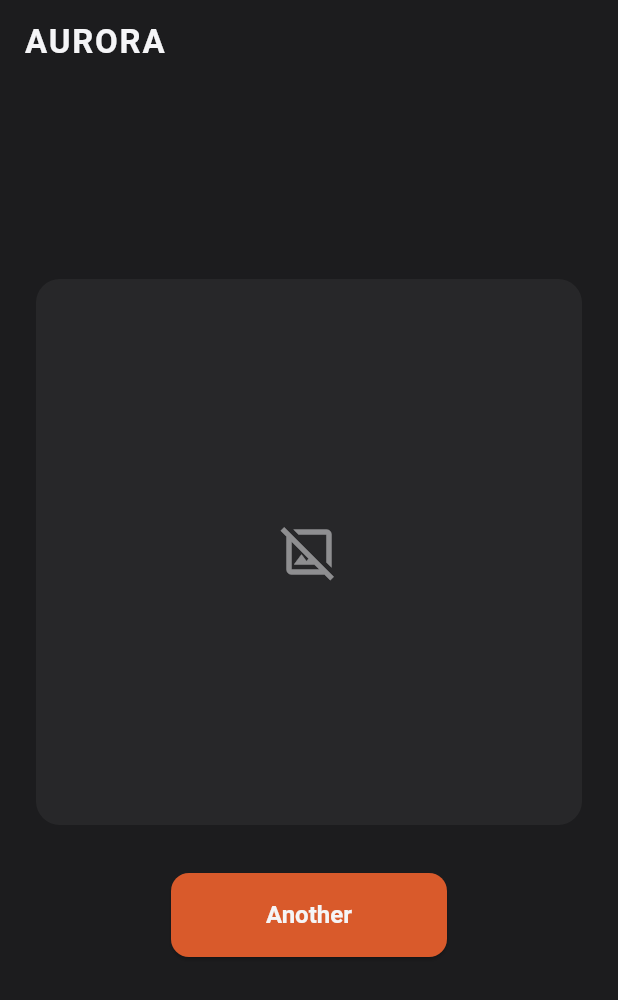
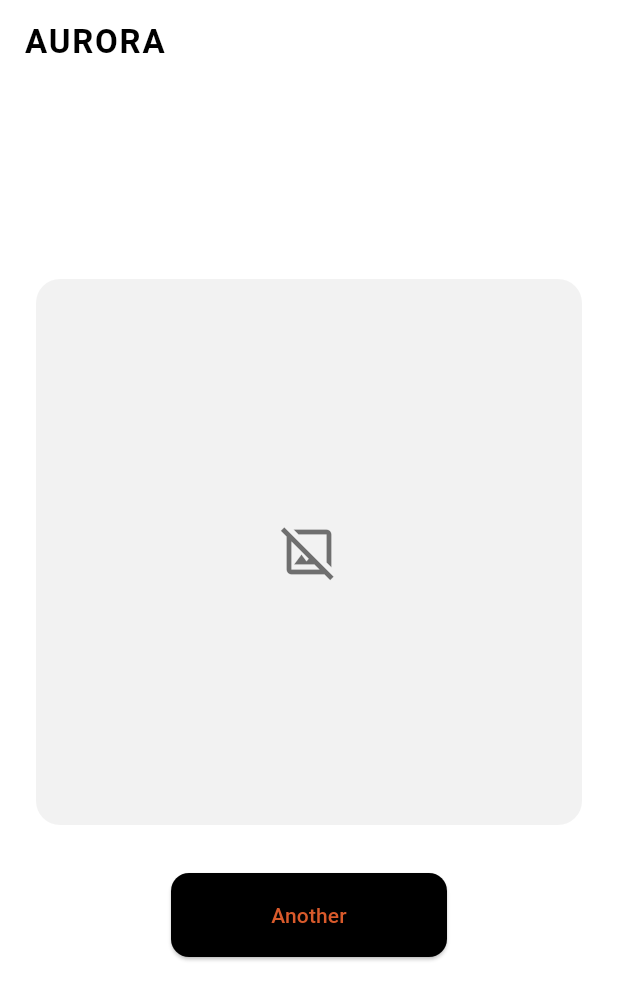
Before and after one commit to IlliaVl/aurora, a Flutter app: the screen it shows after launch, on a phone screen of 412 x 824 dp. Shown: the top 1000 px of the screen. Run offline on Flutter 3.47's test engine with Material 3 defaults, Android fonts, the phone set to English and light mode, and no system bars; our stand-ins replace dartz, dio, equatable, flutter_bloc, freezed_annotation, get_it and 2 more; generated files the repository leaves out were written again; network calls fail.

Commit message:
Dark/light mode and semantics

```diff
--- /dev/null
+++ b/lib/core/theme/app_theme.dart
@@ -0,0 +1,75 @@
+import 'package:flutter/material.dart';
+
+// --- Aurora Brand Colors ---
+const Color auroraBlack = Color(0xFF1C1C1E); // A very dark, near-black grey
+const Color auroraOrange = Color(0xFFD95A2B); // Rich, burnt-orange accent
+const Color auroraWhite = Color(0xFFF5F5F7); // Slightly off-white
+
+class AppTheme {
+  static final ThemeData darkTheme = ThemeData(
+    brightness: Brightness.dark,
+    useMaterial3: true,
+    scaffoldBackgroundColor: auroraBlack,
+    // The brand colors for the main color scheme
+    colorScheme: ColorScheme.fromSeed(
+      seedColor: auroraOrange,
+      brightness: Brightness.dark,
+      primary: auroraOrange,
+      onPrimary: auroraWhite,
+      surface: auroraBlack,
+      onSurface: auroraWhite,
+      error: Colors.redAccent,
+    ),
+    appBarTheme: const AppBarTheme(
+      backgroundColor: Colors.transparent,
+      elevation: 0,
+      foregroundColor: auroraWhite,
+    ),
+    elevatedButtonTheme: ElevatedButtonThemeData(
+      style: ElevatedButton.styleFrom(
+        backgroundColor: auroraOrange,
+        foregroundColor: auroraWhite,
+        padding: const EdgeInsets.symmetric(horizontal: 32, vertical: 16),
+        textStyle: const TextStyle(fontSize: 16, fontWeight: FontWeight.w600),
+        shape: RoundedRectangleBorder(borderRadius: BorderRadius.circular(12)),
+      ),
+    ),
+    progressIndicatorTheme: const ProgressIndicatorThemeData(
+      color: auroraOrange,
+    ),
+  );
+
+  static final ThemeData lightTheme = ThemeData(
+    brightness: Brightness.light,
+    useMaterial3: true,
+    scaffoldBackgroundColor: auroraWhite,
+    colorScheme: ColorScheme.fromSeed(
+      seedColor: auroraOrange,
+      brightness: Brightness.light,
+      primary: auroraOrange,
+      onPrimary: Colors.white,
+      surface: auroraWhite,
+      onSurface: Colors.black,
+      error: Colors.redAccent,
+    ),
+    appBarTheme: const AppBarTheme(
+      backgroundColor: Colors.transparent,
+      elevation: 0,
+      foregroundColor: Colors.black, // Dark text for light background
+    ),
+    elevatedButtonTheme: ElevatedButtonThemeData(
+      style: ElevatedButton.styleFrom(
+        backgroundColor: Colors.black,
+        // As requested: Black button
+        foregroundColor: auroraOrange,
+        // As requested: Orange text
+        padding: const EdgeInsets.symmetric(horizontal: 32, vertical: 16),
+        textStyle: const TextStyle(fontSize: 16, fontWeight: FontWeight.w600),
+        shape: RoundedRectangleBorder(borderRadius: BorderRadius.circular(12)),
+      ),
+    ),
+    progressIndicatorTheme: const ProgressIndicatorThemeData(
+      color: auroraOrange,
+    ),
+  );
+}
--- a/lib/features/random_image/presentation/pages/random_image_page.dart
+++ b/lib/features/random_image/presentation/pages/random_image_page.dart
@@ -7,7 +7,6 @@ import 'package:aurora/features/random_image/presentation/bloc/random_image_bloc
 import 'package:flutter/material.dart';
 import 'package:flutter_bloc/flutter_bloc.dart';
 import 'package:shimmer/shimmer.dart';
-
 
 /// The root widget for the Random Image feature.
 ///
@@ -56,6 +55,7 @@ class _RandomImageViewState extends State<RandomImageView> {
   @override
   Widget build(BuildContext context) {
     final state = context.watch<RandomImageBloc>().state;
+    final isDark = Theme.of(context).brightness == Brightness.dark;
 
     return MultiBlocListener(
       listeners: [
@@ -91,9 +91,14 @@ class _RandomImageViewState extends State<RandomImageView> {
         // Allow the body to draw behind the app bar
         extendBodyBehindAppBar: true,
         appBar: AppBar(
-          title: const Text(
+          title: Text(
             "AURORA",
-            style: TextStyle(fontWeight: FontWeight.bold, letterSpacing: 1.2),
+            style: TextStyle(
+              fontWeight: FontWeight.bold,
+              letterSpacing: 1.2,
+              // --- A11y & Theme: Ensure title contrast ---
+              color: isDark ? Colors.white : Colors.black,
+            ),
           ),
           backgroundColor: Colors.transparent,
           elevation: 0,
@@ -111,7 +116,7 @@ class _RandomImageViewState extends State<RandomImageView> {
               duration: _animDuration,
               switchInCurve: Curves.easeInOut,
               switchOutCurve: Curves.easeInOut,
-              child: _buildBackgroundImageWidget(context, state),
+              child: _buildBackgroundImageWidget(context, state, isDark),
             ),
             Center(
               child: Padding(
@@ -123,11 +128,16 @@ class _RandomImageViewState extends State<RandomImageView> {
                       aspectRatio: 1.0,
                       child: Container(
                         decoration: BoxDecoration(
-                          color: Colors.white.withValues(alpha: 0.05),
+                          color: (isDark ? Colors.white : Colors.black)
+                              .withValues(alpha: 0.05),
                           borderRadius: BorderRadius.circular(16),
                         ),
                         clipBehavior: Clip.antiAlias,
                         // --- Foreground Image Stack ---
+                        // --- A11y: Semantics for the main image content ---
+                        child: Semantics(
+                          label: "Randomly fetched image from Unsplash",
+                          image: true,
                           child: Stack(
                             fit: StackFit.expand,
                             children: [
@@ -153,30 +163,72 @@ class _RandomImageViewState extends State<RandomImageView> {
                           ),
                         ),
                       ),
+                    ),
                     const SizedBox(height: 32),
 
                     // --- The "Another" Button ---
-                    ElevatedButton(
-                      // Disable button while Loading OR while Animating
+                    // --- Theme: Custom style based on mode ---
+                    Theme(
+                      data: Theme.of(context).copyWith(
+                        elevatedButtonTheme: ElevatedButtonThemeData(
+                          style: ElevatedButton.styleFrom(
+                            backgroundColor: isDark
+                                ? const Color(
+                                    0xFFD95A2B,
+                                  ) // Aurora Orange (Dark Mode)
+                                : Colors.black,
+                            // Black (Light Mode)
+                            foregroundColor: isDark
+                                ? Colors.white
+                                : const Color(0xFFD95A2B),
+                            // Orange Text (Light Mode)
+                            padding: const EdgeInsets.symmetric(
+                              horizontal: 32,
+                              vertical: 16,
+                            ),
+                            shape: RoundedRectangleBorder(
+                              borderRadius: BorderRadius.circular(12),
+                            ),
+                          ),
+                        ),
+                      ),
+                      child: ElevatedButton(
+                        // --- A11y: Descriptive label ---
+                        // "Another" is visual text, semantics gives context.
                         onPressed: (_isLoading(state) || _isVisualTransitioning)
                             ? null
-                          : () => context.read<RandomImageBloc>().add(
+                            : () {
+                                // Clear Semantics focus to avoid announcing old image?
+                                // Standard practice is just to trigger the action.
+                                context.read<RandomImageBloc>().add(
                                   const RandomImageEvent.fetchRequested(),
-                            ),
+                                );
+                              },
+                        child: Semantics(
+                          label: "Fetch another random image",
+                          button: true,
+                          enabled:
+                              !(_isLoading(state) || _isVisualTransitioning),
                           child: SizedBox(
                             width: 120,
                             height: 24,
                             child: Center(
-                          child: (_isLoading(state) || _isVisualTransitioning)
-                              ? const SizedBox(
+                              child:
+                                  (_isLoading(state) || _isVisualTransitioning)
+                                  ? SizedBox(
                                       width: 24,
                                       height: 24,
                                       child: CircularProgressIndicator(
                                         strokeWidth: 3,
-                                    color: Color(0xFF1C1C1C),
+                                        // Ensure spinner matches text color
+                                        color: isDark
+                                            ? Colors.white
+                                            : const Color(0xFFD95A2B),
                                       ),
                                     )
                                   : const Text("Another"),
+                            ),
+                          ),
                         ),
                       ),
                     ),
@@ -206,6 +258,7 @@ class _RandomImageViewState extends State<RandomImageView> {
   Widget _buildBackgroundImageWidget(
     BuildContext context,
     RandomImageState state,
+    bool isDark,
   ) {
     final ImageEntity? image = switch (state) {
       Loaded(:final image) => image,
@@ -215,27 +268,37 @@ class _RandomImageViewState extends State<RandomImageView> {
     };
 
     if (image != null) {
+      // --- Theme: Dynamic ColorFilter ---
+      // Dark Mode: Darken (for immersion)
+      // Light Mode: Lighten (for airy/light feel)
+      final colorFilter = isDark
+          ? const ColorFilter.mode(Colors.black38, BlendMode.darken)
+          : const ColorFilter.mode(Colors.white38, BlendMode.lighten);
+
       return ImageFiltered(
         key: ValueKey('bg_${image.imageBytes.hashCode}'),
         imageFilter: ImageFilter.blur(sigmaX: 60, sigmaY: 60),
         child: ColorFiltered(
-          colorFilter: const ColorFilter.mode(Colors.black38, BlendMode.lighten),
+          colorFilter: colorFilter,
           child: Image.memory(
             image.imageBytes,
             fit: BoxFit.cover,
             gaplessPlayback: true,
             width: double.infinity,
             height: double.infinity,
-            errorBuilder: (context, error, stackTrace) => const SizedBox.expand(),
+            errorBuilder: (context, error, stackTrace) =>
+                const SizedBox.expand(),
           ),
         ),
       );
     }
 
-    return const SizedBox(
-      key: ValueKey('bg_initial'),
+    return SizedBox(
+      key: const ValueKey('bg_initial'),
       width: double.infinity,
       height: double.infinity,
+      // Default background color based on theme
+      child: ColoredBox(color: isDark ? Colors.black : Colors.white),
     );
   }
 
@@ -270,12 +333,13 @@ class _ErrorIcon extends StatelessWidget {
 
   @override
   Widget build(BuildContext context) {
+    final isDark = Theme.of(context).brightness == Brightness.dark;
     return Padding(
       padding: const EdgeInsets.all(16.0),
       child: Center(
         child: Icon(
           Icons.image_not_supported_outlined,
-          color: Theme.of(context).colorScheme.onSurface.withValues(alpha: 0.5),
+          color: isDark ? Colors.white54 : Colors.black54,
           size: 40,
         ),
       ),
@@ -288,9 +352,10 @@ class _LoadingShimmer extends StatelessWidget {
 
   @override
   Widget build(BuildContext context) {
+    final isDark = Theme.of(context).brightness == Brightness.dark;
     return Shimmer.fromColors(
-      baseColor: Colors.grey[850]!,
-      highlightColor: Colors.grey[800]!,
+      baseColor: isDark ? Colors.grey[850]! : Colors.grey[300]!,
+      highlightColor: isDark ? Colors.grey[800]! : Colors.grey[100]!,
       child: Container(color: Colors.white),
     );
   }
--- a/lib/main.dart
+++ b/lib/main.dart
@@ -1,4 +1,5 @@
 import 'package:aurora/core/di/injection_container.dart';
+import 'package:aurora/core/theme/app_theme.dart';
 import 'package:aurora/features/random_image/presentation/pages/random_image_page.dart';
 import 'package:flutter/material.dart';
 
@@ -20,54 +21,16 @@ class MyApp extends StatelessWidget {
 
   @override
   Widget build(BuildContext context) {
-    // --- The core dark theme ---
-    final ThemeData darkTheme = ThemeData(
-      brightness: Brightness.dark,
-      useMaterial3: true,
-      scaffoldBackgroundColor: auroraBlack,
-      // The brand colors for the main color scheme
-      colorScheme: ColorScheme.fromSeed(
-        seedColor: auroraOrange,
-        brightness: Brightness.dark,
-        primary: auroraOrange,
-        onPrimary: auroraWhite,
-        surface: auroraBlack,
-        onSurface: auroraWhite,
-        error: Colors.redAccent,
-      ),
-      appBarTheme: const AppBarTheme(
-        backgroundColor: Colors.transparent,
-        elevation: 0,
-        foregroundColor: auroraWhite,
-      ),
-      elevatedButtonTheme: ElevatedButtonThemeData(
-        style: ElevatedButton.styleFrom(
-          backgroundColor: auroraOrange,
-          // Button background
-          foregroundColor: auroraWhite,
-          // Button text
-          padding: const EdgeInsets.symmetric(horizontal: 32, vertical: 16),
-          textStyle: const TextStyle(fontSize: 16, fontWeight: FontWeight.w600),
-          shape: RoundedRectangleBorder(
-            borderRadius: BorderRadius.circular(12),
-          ),
-        ),
-      ),
-      // Theme for the loading indicator
-      progressIndicatorTheme: const ProgressIndicatorThemeData(
-        color: auroraOrange,
-      ),
-    );
-
     return MaterialApp(
       title: 'Aurora',
-      // --- Enforce dark theme ---
-      // This matches the strong brand identity
-      themeMode: ThemeMode.dark,
-      theme: darkTheme,
-      darkTheme: darkTheme,
+      // --- Respect System Settings ---
+      // This allows the app to switch between light and dark modes automatically
+      themeMode: ThemeMode.system,
+      theme: AppTheme.lightTheme,
+      darkTheme: AppTheme.darkTheme,
       debugShowCheckedModeBanner: false,
-      // The entry point is now the BLoC-powered page
+      // Set to true to visually debug accessibility touch targets and labels
+      // showSemanticsDebugger: true,
       home: const RandomImagePage(),
     );
   }
```
Lines whose indentation alone changed are shown as unchanged.
